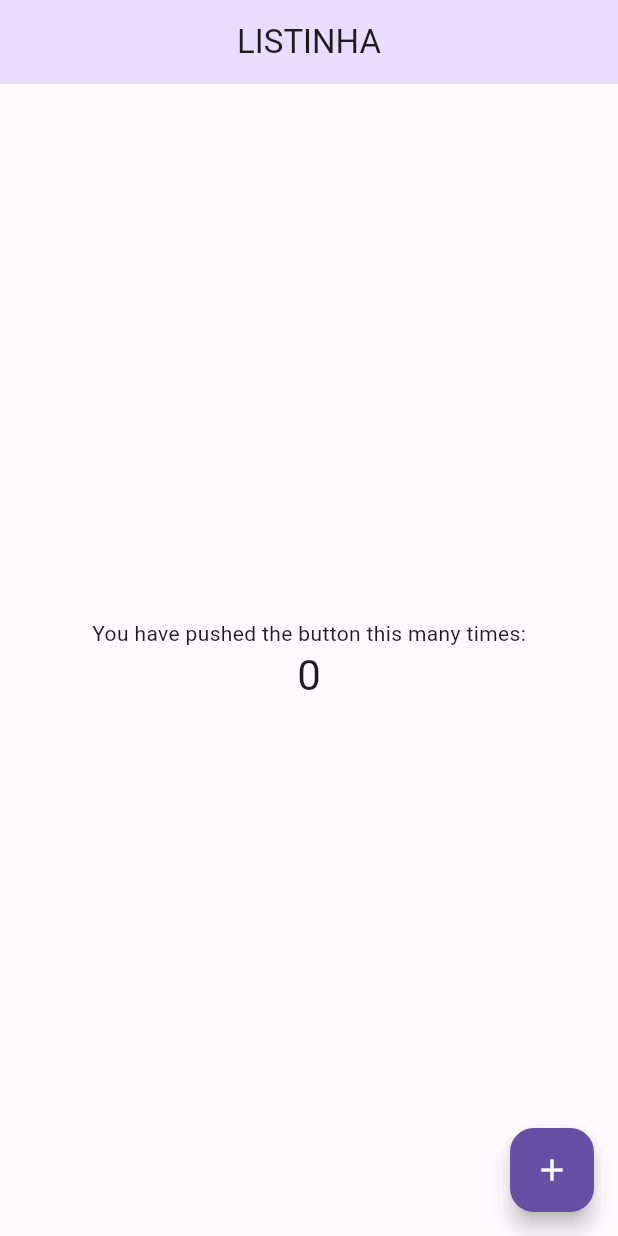
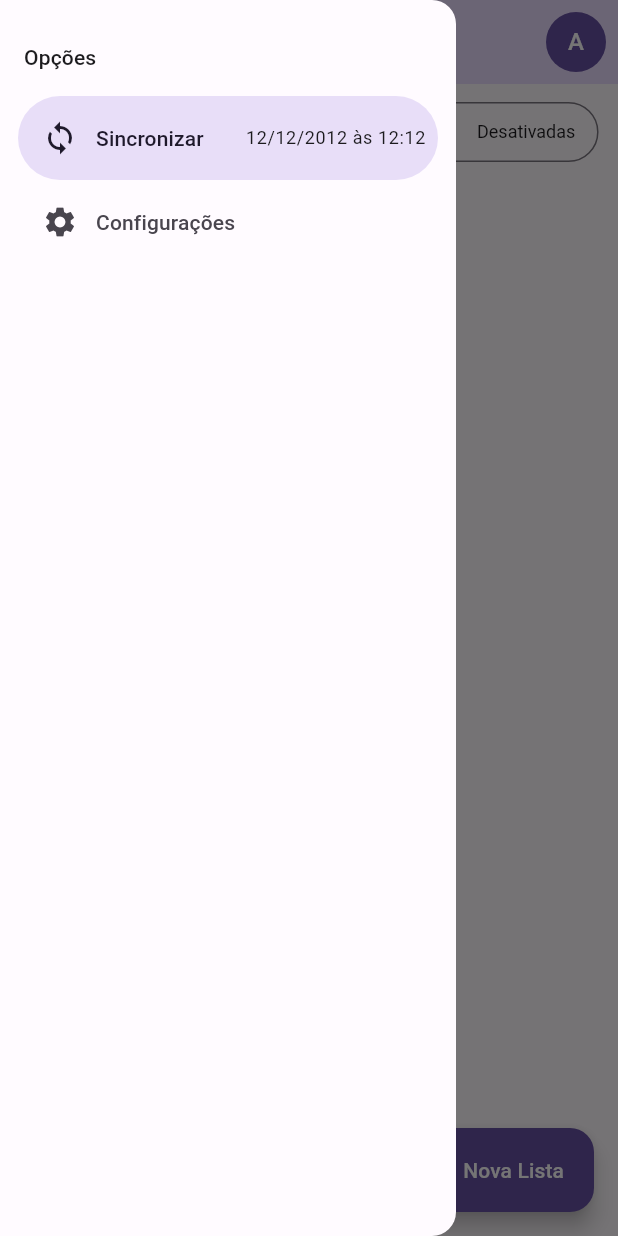
Before and after one commit to Neilom/flutter_listinha, a Flutter app: the screen it shows after launch, with the side drawer open (before the commit the screen has no drawer), on a phone screen of 412 x 824 dp. Run offline on Flutter 3.47's test engine with Material 2 defaults, Android fonts, the phone set to English and light mode, and no system bars.

```diff
--- a/lib/main.dart
+++ b/lib/main.dart
@@ -4,89 +4,3 @@ import 'package:listinha/src/shared/app_widget.dart';
 void main() {
   runApp(const AppWidget());
 }
-
-
-class MyHomePage extends StatefulWidget {
-  const MyHomePage({super.key, required this.title});
-
-  // This widget is the home page of your application. It is stateful, meaning
-  // that it has a State object (defined below) that contains fields that affect
-  // how it looks.
-
-  // This class is the configuration for the state. It holds the values (in this
-  // case the title) provided by the parent (in this case the App widget) and
-  // used by the build method of the State. Fields in a Widget subclass are
-  // always marked "final".
-
-  final String title;
-
-  @override
-  State<MyHomePage> createState() => _MyHomePageState();
-}
-
-class _MyHomePageState extends State<MyHomePage> {
-  int _counter = 0;
-
-  void _incrementCounter() {
-    setState(() {
-      // This call to setState tells the Flutter framework that something has
-      // changed in this State, which causes it to rerun the build method below
-      // so that the display can reflect the updated values. If we changed
-      // _counter without calling setState(), then the build method would not be
-      // called again, and so nothing would appear to happen.
-      _counter++;
-    });
-  }
-
-  @override
-  Widget build(BuildContext context) {
-    // This method is rerun every time setState is called, for instance as done
-    // by the _incrementCounter method above.
-    //
-    // The Flutter framework has been optimized to make rerunning build methods
-    // fast, so that you can just rebuild anything that needs updating rather
-    // than having to individually change instances of widgets.
-    return Scaffold(
-      appBar: AppBar(
-        // Here we take the value from the MyHomePage object that was created by
-        // the App.build method, and use it to set our appbar title.
-        title: Text(widget.title),
-      ),
-      body: Center(
-        // Center is a layout widget. It takes a single child and positions it
-        // in the middle of the parent.
-        child: Column(
-          // Column is also a layout widget. It takes a list of children and
-          // arranges them vertically. By default, it sizes itself to fit its
-          // children horizontally, and tries to be as tall as its parent.
-          //
-          // Invoke "debug painting" (press "p" in the console, choose the
-          // "Toggle Debug Paint" action from the Flutter Inspector in Android
-          // Studio, or the "Toggle Debug Paint" command in Visual Studio Code)
-          // to see the wireframe for each widget.
-          //
-          // Column has various properties to control how it sizes itself and
-          // how it positions its children. Here we use mainAxisAlignment to
-          // center the children vertically; the main axis here is the vertical
-          // axis because Columns are vertical (the cross axis would be
-          // horizontal).
-          mainAxisAlignment: MainAxisAlignment.center,
-          children: <Widget>[
-            const Text(
-              'You have pushed the button this many times:',
-            ),
-            Text(
-              '$_counter',
-              style: Theme.of(context).textTheme.headlineMedium,
-            ),
-          ],
-        ),
-      ),
-      floatingActionButton: FloatingActionButton(
-        onPressed: _incrementCounter,
-        tooltip: 'Increment',
-        child: const Icon(Icons.add),
-      ), // This trailing comma makes auto-formatting nicer for build methods.
-    );
-  }
-}
--- /dev/null
+++ b/lib/src/home/home_page.dart
@@ -0,0 +1,64 @@
+import 'package:flutter/material.dart';
+import 'package:listinha/src/home/widgets/custom_drawer.dart';
+import 'package:listinha/src/shared/widgets/user_image_button.dart';
+
+class HomePage extends StatefulWidget {
+  const HomePage({super.key});
+
+  @override
+  State<HomePage> createState() => _HomePageState();
+}
+
+class _HomePageState extends State<HomePage> {
+  @override
+  Widget build(BuildContext context) {
+    return Scaffold(
+      drawer: const CustomDrawer(),
+      appBar: AppBar(
+        title: const Text('LISTINHA'),
+        actions: const [
+          Padding(
+            padding: EdgeInsets.only(right: 8),
+            child: UserImageButton(),
+          ),
+        ],
+      ),
+      body: Center(
+        child: Column(
+          children: [
+            Padding(
+              padding: const EdgeInsets.all(8),
+              child: SegmentedButton<int>(
+                segments: const [
+                  ButtonSegment(
+                    value: 0,
+                    label: Text('Todos'),
+                  ),
+                  ButtonSegment(
+                    value: 1,
+                    label: Text('Pendentes'),
+                  ),
+                  ButtonSegment(
+                    value: 2,
+                    label: Text('Concluídas'),
+                  ),
+                  ButtonSegment(
+                    value: 3,
+                    label: Text('Desativadas'),
+                  ),
+                ],
+                selected: const {1},
+                onSelectionChanged: (values) {},
+              ),
+            )
+          ],
+        ),
+      ),
+      floatingActionButton: FloatingActionButton.extended(
+        icon: const Icon(Icons.edit),
+        label: const Text('Nova Lista'),
+        onPressed: () {},
+      ),
+    );
+  }
+}
--- /dev/null
+++ b/lib/src/home/widgets/custom_drawer.dart
@@ -0,0 +1,39 @@
+import 'package:flutter/material.dart';
+
+class CustomDrawer extends StatelessWidget {
+  const CustomDrawer({super.key});
+
+  @override
+  Widget build(BuildContext context) {
+    return NavigationDrawer(
+      children: [
+        Padding(
+          padding: EdgeInsets.only(top: 28, right: 16, left: 16, bottom: 16),
+          child: Text(
+            'Opções',
+            style: Theme.of(context).textTheme.titleSmall,
+          ),
+        ),
+        NavigationDrawerDestination(
+          icon: Icon(Icons.sync),
+          label: Row(
+            children: [
+              Text('Sincronizar'),
+              SizedBox(
+                width: 28,
+              ),
+              Text(
+                '12/12/2012 às 12:12',
+                style: Theme.of(context).textTheme.bodySmall,
+              ),
+            ],
+          ),
+        ),
+        const NavigationDrawerDestination(
+          icon: Icon(Icons.settings),
+          label: Text('Configurações'),
+        )
+      ],
+    );
+  }
+}
--- a/lib/src/shared/app_widget.dart
+++ b/lib/src/shared/app_widget.dart
@@ -1,5 +1,6 @@
 import 'package:flutter/material.dart';
 import 'package:listinha/main.dart';
+import 'package:listinha/src/home/home_page.dart';
 
 import 'themes/themes.dart';
 
@@ -15,7 +16,7 @@ class AppWidget extends StatelessWidget {
       themeMode: ThemeMode.light,
       theme: lightTheme,
       darkTheme: darkTheme,
-      home: const MyHomePage(title: 'LISTINHA'),
+      home: const HomePage(),
     );
   }
 }
--- a/lib/src/shared/themes/themes.dart
+++ b/lib/src/shared/themes/themes.dart
@@ -1,22 +1,41 @@
 import 'package:flutter/material.dart';
 part 'color_schemes.g.dart';
 
-final darkTheme = ThemeData(
+ThemeData get darkTheme => ThemeData(
       useMaterial3: true,
       colorScheme: _darkColorScheme,
       appBarTheme: AppBarTheme(
         centerTitle: true,
         backgroundColor: _darkColorScheme.primaryContainer,
       ),
+      segmentedButtonTheme: _segmentedButtonTheme,
     );
 
-final lightTheme = ThemeData(
+ThemeData get lightTheme => ThemeData(
       useMaterial3: true,
       colorScheme: _lightColorScheme,
       appBarTheme: AppBarTheme(
-      centerTitle: true, backgroundColor: _lightColorScheme.primaryContainer),
+          centerTitle: true,
+          backgroundColor: _lightColorScheme.primaryContainer),
       floatingActionButtonTheme: FloatingActionButtonThemeData(
         backgroundColor: _lightColorScheme.primary,
         foregroundColor: Colors.white,
       ),
+      segmentedButtonTheme: _segmentedButtonTheme,
     );
+
+SegmentedButtonThemeData get _segmentedButtonTheme => SegmentedButtonThemeData(
+      style: ButtonStyle(
+        textStyle: MaterialStateProperty.resolveWith<TextStyle?>((states) {
+          if (states.contains(MaterialState.selected)) {
+            return const TextStyle(
+              fontSize: 9,
+            );
+          }
+
+          return const TextStyle(
+            fontSize: 12,
+          );
+        }),
+      ),
+    );
--- /dev/null
+++ b/lib/src/shared/widgets/user_image_button.dart
@@ -0,0 +1,16 @@
+import 'package:flutter/material.dart';
+
+class UserImageButton extends StatelessWidget {
+  const UserImageButton({super.key});
+
+  @override
+  Widget build(BuildContext context) {
+    return GestureDetector(
+      child: CircleAvatar(
+        backgroundColor: Theme.of(context).primaryColor,
+        foregroundColor: Colors.white,
+        child: const Text('A'),
+      ),
+    );
+  }
+}
```
Lines whose indentation alone changed are shown as unchanged.
